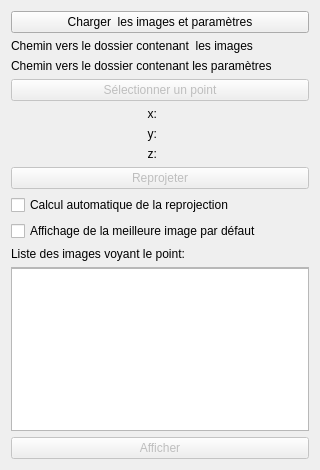
Qt form q3D2Ddlg.ui (IdeGelis/q3D2D) before a commit.
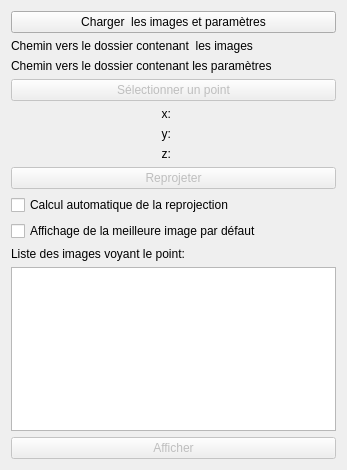
The same form after that commit.

```diff
--- a/q3D2Ddlg.ui
+++ b/q3D2Ddlg.ui
@@ -6,7 +6,7 @@
    <rect>
     <x>0</x>
     <y>0</y>
-    <width>320</width>
+    <width>347</width>
     <height>470</height>
    </rect>
   </property>
@@ -159,35 +159,7 @@
     </widget>
    </item>
    <item>
-    <layout class="QHBoxLayout" name="horizontalLayout">
-     <item>
-      <widget class="QScrollArea" name="scrollArea">
-       <property name="widgetResizable">
-        <bool>true</bool>
-       </property>
-       <widget class="QWidget" name="scrollAreaWidgetContents">
-        <property name="geometry">
-         <rect>
-          <x>0</x>
-          <y>0</y>
-          <width>304</width>
-          <height>179</height>
-         </rect>
-        </property>
-        <widget class="QListWidget" name="listImg">
-         <property name="geometry">
-          <rect>
-           <x>-5</x>
-           <y>0</y>
-           <width>311</width>
-           <height>181</height>
-          </rect>
-         </property>
-        </widget>
-       </widget>
-      </widget>
-     </item>
-    </layout>
+    <widget class="QListWidget" name="listImg"/>
    </item>
    <item>
     <widget class="QPushButton" name="push_display">
```
